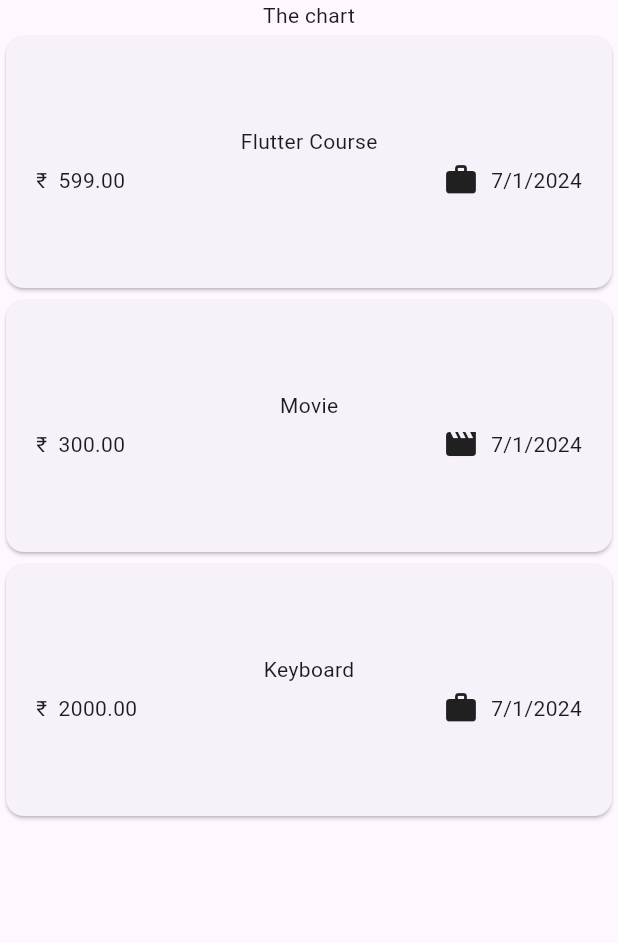
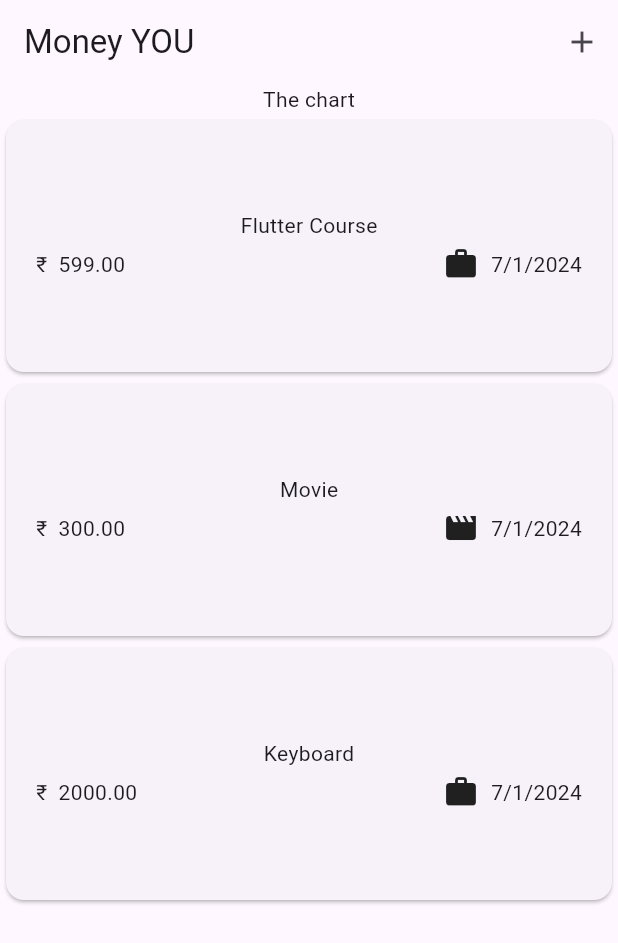
Before and after one commit to bhargav1131/Money-YOU---An-Expense-Tracker, a Flutter app: the screen it shows after launch, on a phone screen of 412 x 824 dp. Shown: the top 943 px of the screen. Run offline on Flutter 3.47's test engine with Material 3 defaults, Android fonts, the phone set to English and light mode, and no system bars.

Commit message:
add Appbar to the app

```diff
--- a/lib/widgets/expenses.dart
+++ b/lib/widgets/expenses.dart
@@ -33,6 +33,10 @@ class _ExpensesState extends State<Expenses> {
   @override
   Widget build(BuildContext context) {
     return Scaffold(
+      appBar: AppBar(
+        title: const Text('Money YOU'),
+        actions: [IconButton(onPressed: () {}, icon: const Icon(Icons.add))],
+      ),
       body: Column(
         children: [
           const Text('The chart'),
```
